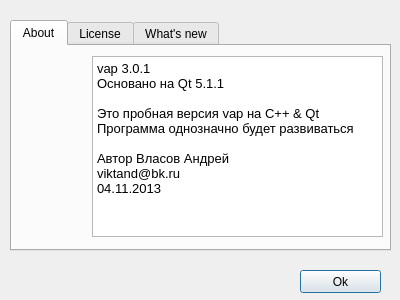
This is about.ui in viktand/vap4 as Qt 5 draws it before an edit. The edited form follows.
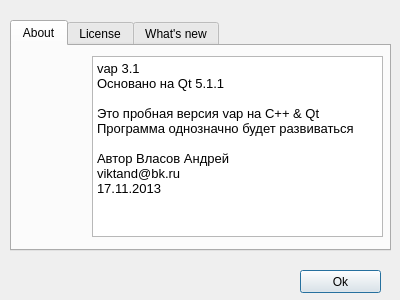
This is the edited form. Icons and pictures are not drawn.

```diff
--- a/about.ui
+++ b/about.ui
@@ -78,7 +78,7 @@
 &lt;html&gt;&lt;head&gt;&lt;meta name=&quot;qrichtext&quot; content=&quot;1&quot; /&gt;&lt;style type=&quot;text/css&quot;&gt;
 p, li { white-space: pre-wrap; }
 &lt;/style&gt;&lt;/head&gt;&lt;body style=&quot; font-family:'Sans Serif'; font-size:9pt; font-weight:400; font-style:normal;&quot;&gt;
-&lt;p style=&quot; margin-top:0px; margin-bottom:0px; margin-left:0px; margin-right:0px; -qt-block-indent:0; text-indent:0px;&quot;&gt;&lt;span style=&quot; font-size:10pt;&quot;&gt;vap 3.0.1&lt;/span&gt;&lt;/p&gt;
+&lt;p style=&quot; margin-top:0px; margin-bottom:0px; margin-left:0px; margin-right:0px; -qt-block-indent:0; text-indent:0px;&quot;&gt;&lt;span style=&quot; font-size:10pt;&quot;&gt;vap 3.1&lt;/span&gt;&lt;/p&gt;
 &lt;p style=&quot; margin-top:0px; margin-bottom:0px; margin-left:0px; margin-right:0px; -qt-block-indent:0; text-indent:0px;&quot;&gt;&lt;span style=&quot; font-size:10pt;&quot;&gt;Основано на Qt 5.1.1&lt;/span&gt;&lt;/p&gt;
 &lt;p style=&quot;-qt-paragraph-type:empty; margin-top:0px; margin-bottom:0px; margin-left:0px; margin-right:0px; -qt-block-indent:0; text-indent:0px; font-size:10pt;&quot;&gt;&lt;br /&gt;&lt;/p&gt;
 &lt;p style=&quot; margin-top:0px; margin-bottom:0px; margin-left:0px; margin-right:0px; -qt-block-indent:0; text-indent:0px;&quot;&gt;&lt;span style=&quot; font-size:10pt;&quot;&gt;Это пробная версия vap на C++ &amp;amp; Qt&lt;/span&gt;&lt;/p&gt;
@@ -86,7 +86,7 @@
 &lt;p style=&quot;-qt-paragraph-type:empty; margin-top:0px; margin-bottom:0px; margin-left:0px; margin-right:0px; -qt-block-indent:0; text-indent:0px; font-size:10pt;&quot;&gt;&lt;br /&gt;&lt;/p&gt;
 &lt;p style=&quot; margin-top:0px; margin-bottom:0px; margin-left:0px; margin-right:0px; -qt-block-indent:0; text-indent:0px;&quot;&gt;&lt;span style=&quot; font-size:10pt;&quot;&gt;Автор Власов Андрей&lt;/span&gt;&lt;/p&gt;
 &lt;p style=&quot; margin-top:0px; margin-bottom:0px; margin-left:0px; margin-right:0px; -qt-block-indent:0; text-indent:0px;&quot;&gt;&lt;span style=&quot; font-size:10pt;&quot;&gt;viktand@bk.ru&lt;/span&gt;&lt;/p&gt;
-&lt;p style=&quot; margin-top:0px; margin-bottom:0px; margin-left:0px; margin-right:0px; -qt-block-indent:0; text-indent:0px;&quot;&gt;&lt;span style=&quot; font-size:10pt;&quot;&gt;04.11.2013&lt;/span&gt;&lt;/p&gt;&lt;/body&gt;&lt;/html&gt;</string>
+&lt;p style=&quot; margin-top:0px; margin-bottom:0px; margin-left:0px; margin-right:0px; -qt-block-indent:0; text-indent:0px;&quot;&gt;&lt;span style=&quot; font-size:10pt;&quot;&gt;17.11.2013&lt;/span&gt;&lt;/p&gt;&lt;/body&gt;&lt;/html&gt;</string>
      </property>
     </widget>
    </widget>
```
Left out of the diff: 2 changed lines with no effect on the pictures.
